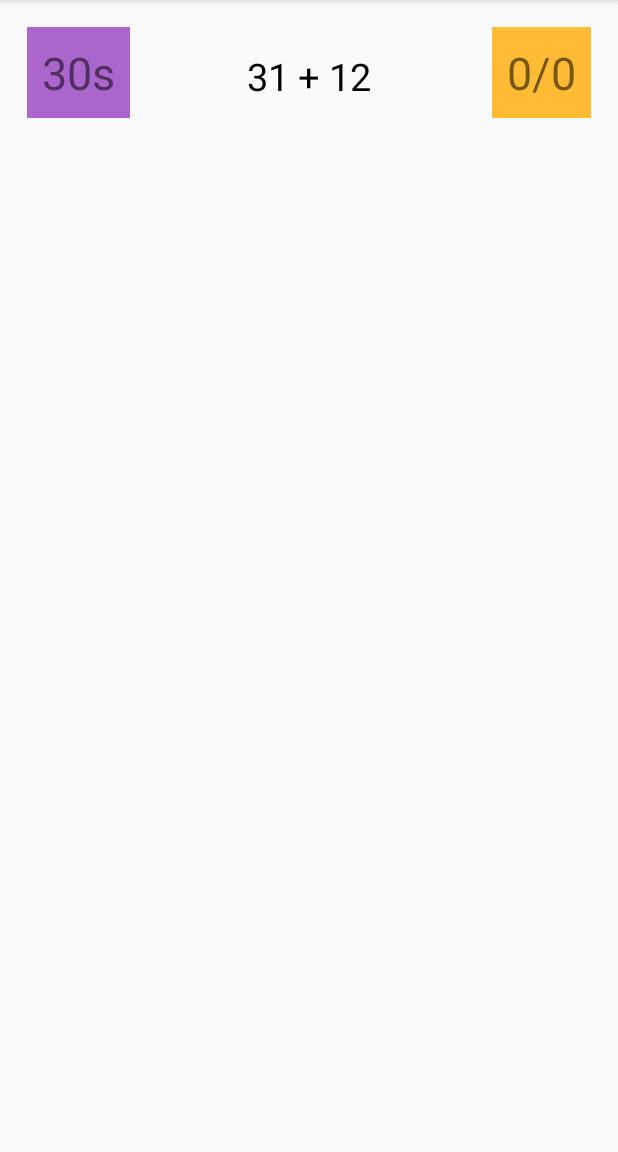
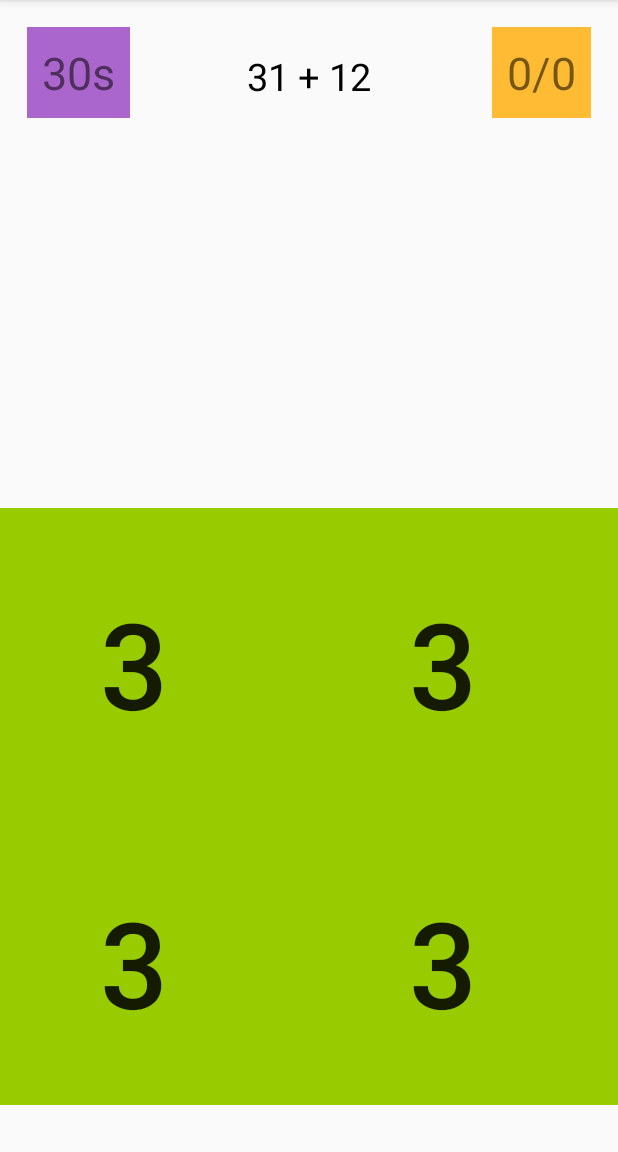
Before and after one commit to toneyobaze/Brain-Trainer, an Android app: the screen it shows after launch (MainActivity), on a phone screen of 412 x 824 dp, the part 84-1236 px from its top. Run offline under Robolectric (Android 15) with nearby library versions, the phone set to English and light mode, and no system bars.

Commit message:
Added grid layout and grid buttons

```diff
--- a/app/src/main/res/layout/activity_main.xml
+++ b/app/src/main/res/layout/activity_main.xml
@@ -29,6 +29,8 @@
         android:background="@android:color/holo_purple"
         android:padding="10dp"
         android:text="30s"
+        android:layout_alignParentLeft="true"
+        android:layout_marginLeft="18dp"
         android:textSize="30sp" />
 
     <TextView
@@ -41,6 +43,8 @@
         android:background="@android:color/holo_orange_light"
         android:padding="10dp"
         android:text="0/0"
+        android:layout_alignParentRight="true"
+        android:layout_marginRight="18dp"
         android:textSize="30sp" />
 
     <TextView
@@ -53,4 +57,65 @@
         android:text="31 + 12"
         android:textColor="@android:color/background_dark"
         android:textSize="25sp" />
+
+    <GridLayout
+        android:layout_width="match_parent"
+        android:layout_height="398dp"
+        android:layout_alignParentBottom="true"
+        android:layout_alignParentLeft="true"
+        android:layout_alignParentStart="true"
+        android:layout_marginBottom="31dp">
+
+        <Button
+            android:id="@+id/button0"
+            android:layout_width="179dp"
+            android:layout_height="207dp"
+            android:layout_column="0"
+            android:layout_gravity="fill"
+            android:layout_row="0"
+            android:background="@android:color/holo_green_light"
+            android:onClick="chooseAnswer"
+            android:tag="0"
+            android:text="3"
+            android:textSize="80sp" />
+
+        <Button
+            android:id="@+id/button1"
+            android:layout_width="182dp"
+            android:layout_height="198dp"
+            android:layout_column="1"
+            android:layout_gravity="fill"
+            android:layout_row="0"
+            android:background="@android:color/holo_green_light"
+            android:onClick="chooseAnswer"
+            android:tag="1"
+            android:text="3"
+            android:textSize="80sp" />
+
+        <Button
+            android:id="@+id/button2"
+            android:layout_width="wrap_content"
+            android:layout_height="wrap_content"
+            android:layout_column="0"
+            android:layout_gravity="fill"
+            android:layout_row="1"
+            android:background="@android:color/holo_green_light"
+            android:onClick="chooseAnswer"
+            android:tag="2"
+            android:text="3"
+            android:textSize="80sp" />
+
+        <Button
+            android:id="@+id/button3"
+            android:layout_width="wrap_content"
+            android:layout_height="wrap_content"
+            android:layout_column="1"
+            android:layout_gravity="fill"
+            android:layout_row="1"
+            android:background="@android:color/holo_green_light"
+            android:onClick="chooseAnswer"
+            android:tag="3"
+            android:text="3"
+            android:textSize="80sp" />
+    </GridLayout>
 </RelativeLayout>
```
